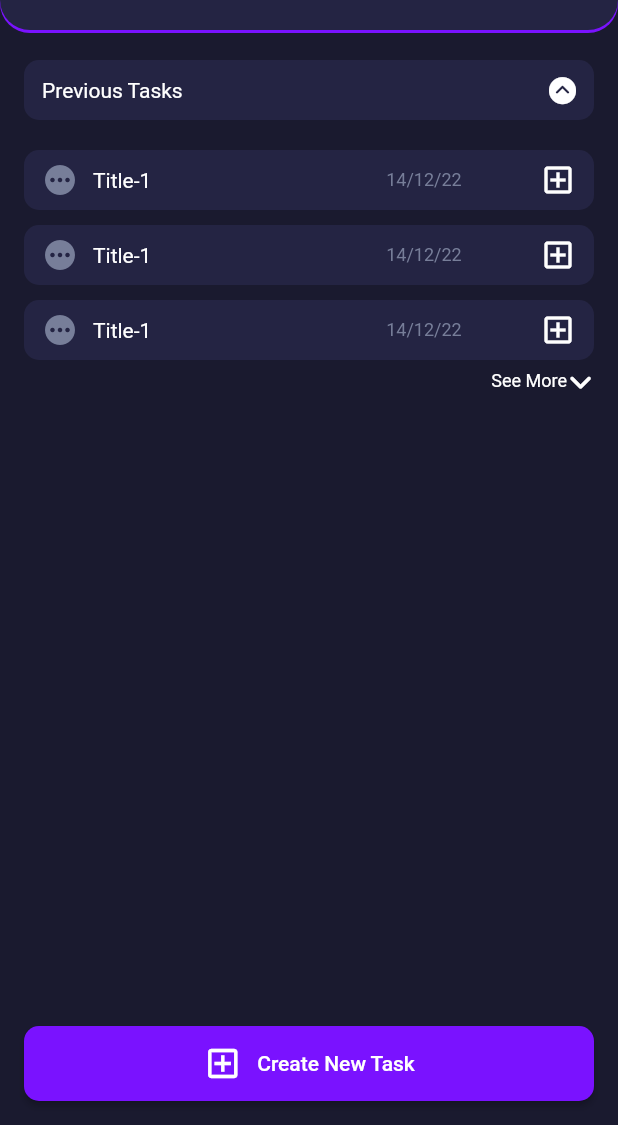
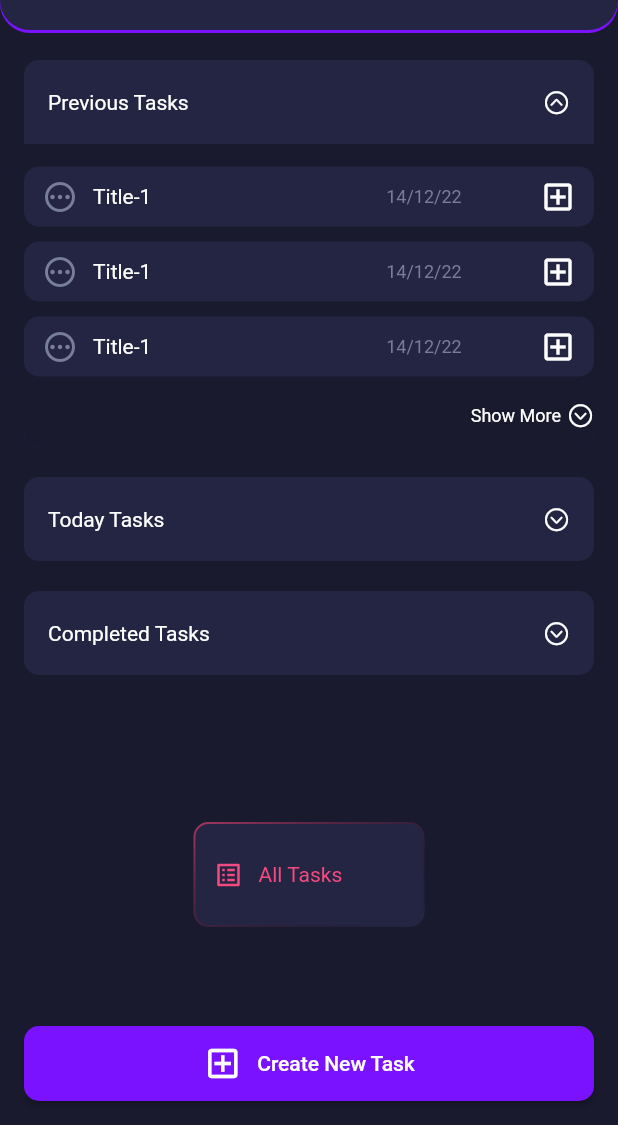
Before and after one commit to KarimHesham23/To-Do-List-Project, a Flutter app: the TasksView screen opened directly, after a tap on "Previous Tasks", on a phone screen of 412 x 824 dp, the part 111-1236 px from its top. Run offline on Flutter 3.47's test engine with Material 2 defaults, Android fonts, the phone set to English and light mode, and no system bars; our stand-ins replace animated_text_kit, flutter_bloc, font_awesome_flutter, get_it, go_router, google_fonts and 3 more; accounts and stored records are empty.

Commit message:
create expansiontile and category item

```diff
--- /dev/null
+++ b/to_do_list_app/lib/features/tasks/presentation/views/widgets/category_item.dart
@@ -0,0 +1,51 @@
+import 'package:flutter/material.dart';
+import 'package:gradient_borders/box_borders/gradient_box_border.dart';
+import 'package:to_do_list_app/constants.dart';
+import 'package:to_do_list_app/core/utils/styles.dart';
+
+class CategoryItem extends StatelessWidget {
+  const CategoryItem({super.key});
+
+  @override
+  Widget build(BuildContext context) {
+    return Container(
+      padding: const EdgeInsets.only(left: 12),
+      height: 70,
+      width: 154,
+      decoration: BoxDecoration(
+        color: kSecondaryColor,
+        borderRadius: BorderRadius.circular(10),
+        border: const GradientBoxBorder(
+          gradient: LinearGradient(
+            begin: Alignment(-1, -2), // Start from top-left corner
+            end: Alignment(0, 2),
+            colors: [
+              Color(0xffF44A7F),
+              Colors.transparent,
+            ],
+          ),
+          width: 1.3,
+        ),
+      ),
+      child: Row(
+        mainAxisSize: MainAxisSize.min,
+        children: [
+          const Icon(
+            Icons.list_alt_outlined,
+            size: 20,
+            color: Color(0xffF44A7F),
+          ),
+          const SizedBox(
+            width: 10,
+          ),
+          Text(
+            "All Tasks",
+            style: Styles.styleText14.copyWith(
+              color: const Color(0xffF44A7F),
+            ),
+          ),
+        ],
+      ),
+    );
+  }
+}
--- a/to_do_list_app/lib/features/tasks/presentation/views/widgets/task_view_body.dart
+++ b/to_do_list_app/lib/features/tasks/presentation/views/widgets/task_view_body.dart
@@ -1,7 +1,8 @@
 import 'package:flutter/material.dart';
 import 'package:to_do_list_app/core/widgets/custom_app_bar.dart';
+import 'package:to_do_list_app/features/tasks/presentation/views/widgets/category_item.dart';
 import 'package:to_do_list_app/features/tasks/presentation/views/widgets/new_task_button.dart';
-import 'package:to_do_list_app/features/tasks/presentation/views/widgets/tasks_drop_down.dart';
+import 'package:to_do_list_app/features/tasks/presentation/views/widgets/tasks_tile.dart';
 
 class TaskViewBody extends StatelessWidget {
   const TaskViewBody({super.key});
@@ -16,12 +17,30 @@ class TaskViewBody extends StatelessWidget {
         ),
         Expanded(
           child: ListView(
+            padding: EdgeInsets.zero,
             physics: const BouncingScrollPhysics(),
-            padding: EdgeInsets.zero,
             children: const [
-              TasksDropDown(),
+              TasksTile(
+                titleTasks: "Previous Tasks",
+              ),
+              SizedBox(
+                height: 20,
+              ),
+              TasksTile(
+                titleTasks: "Today Tasks",
+              ),
+              SizedBox(
+                height: 20,
+              ),
+              TasksTile(
+                titleTasks: "Completed Tasks",
+              ),
             ],
           ),
+        ),
+        const CategoryItem(),
+        const SizedBox(
+          height: 50,
         ),
         const NewTaskButton()
       ],
--- a/to_do_list_app/lib/features/tasks/presentation/views/widgets/tasks_drop_down.dart
+++ /dev/null
@@ -1,154 +0,0 @@
-import 'package:flutter/material.dart';
-import 'package:font_awesome_flutter/font_awesome_flutter.dart';
-import 'package:to_do_list_app/constants.dart';
-import 'package:to_do_list_app/core/utils/styles.dart';
-import 'package:to_do_list_app/features/tasks/presentation/views/widgets/tasks_item.dart';
-
-class TasksDropDown extends StatefulWidget {
-  const TasksDropDown({super.key});
-
-  @override
-  State<TasksDropDown> createState() => _TasksDropDownState();
-}
-
-class _TasksDropDownState extends State<TasksDropDown> {
-  IconData iconBox = FontAwesomeIcons.circleChevronDown;
-  IconData iconWord = FontAwesomeIcons.angleDown;
-  String seeMore = "See More";
-  int itemsNumber = 0;
-  @override
-  Widget build(BuildContext context) {
-    return Padding(
-      padding: const EdgeInsets.symmetric(horizontal: 16),
-      child: Column(
-        crossAxisAlignment: CrossAxisAlignment.end,
-        children: [
-          GestureDetector(
-            onTap: () {
-              if (iconBox == FontAwesomeIcons.circleChevronDown) {
-                iconBox = FontAwesomeIcons.circleChevronUp;
-                seeMore = "See More";
-                itemsNumber = 3;
-                setState(() {});
-              } else {
-                iconBox = FontAwesomeIcons.circleChevronDown;
-                itemsNumber = 0;
-                setState(() {});
-              }
-            },
-            child: Container(
-              padding: const EdgeInsets.symmetric(horizontal: 12),
-              height: 40,
-              decoration: BoxDecoration(
-                borderRadius: BorderRadius.circular(10),
-                color: kSecondaryColor,
-              ),
-              child: Row(
-                crossAxisAlignment: CrossAxisAlignment.center,
-                children: [
-                  Text(
-                    "Previous Tasks",
-                    style: Styles.styleText14,
-                  ),
-                  const Spacer(),
-                  Icon(
-                    iconBox,
-                    size: 18,
-                  )
-                ],
-              ),
-            ),
-          ),
-          const SizedBox(
-            height: 15,
-          ),
-          ListView.builder(
-            physics: const NeverScrollableScrollPhysics(),
-            shrinkWrap: true,
-            padding: EdgeInsets.zero,
-            itemCount: itemsNumber,
-            itemBuilder: (context, index) {
-              return const TasksItem();
-            },
-          ),
-          itemsNumber != 0
-              ? GestureDetector(
-                  onTap: () {
-                    if (seeMore == "See More") {
-                      seeMore = "See Less";
-                      itemsNumber = 10;
-                      iconWord = FontAwesomeIcons.angleUp;
-
-                      setState(() {});
-                    } else {
-                      seeMore = "See More";
-                      iconWord = FontAwesomeIcons.angleDown;
-                      itemsNumber = 3;
-                      setState(() {});
-                    }
-                  },
-                  child: Row(
-                    mainAxisSize: MainAxisSize.min,
-                    children: [
-                      Text(
-                        seeMore,
-                        style: Styles.styleText12.copyWith(
-                          color: Colors.white,
-                        ),
-                      ),
-                      Icon(
-                        iconWord,
-                        size: 18,
-                      ),
-                    ],
-                  ))
-              : const SizedBox()
-        ],
-      ),
-    );
-  }
-}
-
-// class TasksDropDownfiled extends StatelessWidget {
-//   const TasksDropDownfiled({super.key});
-
-//   @override
-//   Widget build(BuildContext context) {
-//     return GestureDetector(
-//       onTap: () {
-//         if (iconBox == FontAwesomeIcons.circleChevronDown) {
-//           iconBox = FontAwesomeIcons.circleChevronUp;
-//           seeMore = "See More";
-//           itemsNumber = 3;
-//           setState(() {});
-//         } else {
-//           iconBox = FontAwesomeIcons.circleChevronDown;
-//           itemsNumber = 0;
-//           setState(() {});
-//         }
-//       },
-//       child: Container(
-//         padding: const EdgeInsets.symmetric(horizontal: 12),
-//         height: 40,
-//         decoration: BoxDecoration(
-//           borderRadius: BorderRadius.circular(10),
-//           color: kSecondaryColor,
-//         ),
-//         child: Row(
-//           crossAxisAlignment: CrossAxisAlignment.center,
-//           children: [
-//             Text(
-//               "Previous Tasks",
-//               style: Styles.styleText14,
-//             ),
-//             const Spacer(),
-//             Icon(
-//               iconBox,
-//               size: 18,
-//             )
-//           ],
-//         ),
-//       ),
-//     );
-//   }
-// }
--- a/to_do_list_app/lib/features/tasks/presentation/views/widgets/tasks_item.dart
+++ b/to_do_list_app/lib/features/tasks/presentation/views/widgets/tasks_item.dart
@@ -7,7 +7,8 @@ class TasksItem extends StatelessWidget {
 
   @override
   Widget build(BuildContext context) {
-    return Padding(
+    return Container(
+      color: kPrimaryColor,
       padding: const EdgeInsets.symmetric(vertical: 5),
       child: Container(
         padding: const EdgeInsets.symmetric(horizontal: 12),
@@ -19,7 +20,7 @@ class TasksItem extends StatelessWidget {
         child: Row(
           children: [
             const Icon(
-              Icons.pending,
+              Icons.pending_outlined,
               color: Color(
                 0xff777E99,
               ),
--- /dev/null
+++ b/to_do_list_app/lib/features/tasks/presentation/views/widgets/tasks_tile.dart
@@ -0,0 +1,104 @@
+import 'package:flutter/cupertino.dart';
+import 'package:flutter/material.dart';
+import 'package:to_do_list_app/constants.dart';
+import 'package:to_do_list_app/core/utils/styles.dart';
+import 'package:to_do_list_app/features/tasks/presentation/views/widgets/tasks_item.dart';
+
+class TasksTile extends StatefulWidget {
+  const TasksTile({super.key, required this.titleTasks});
+  final String titleTasks;
+
+  @override
+  State<TasksTile> createState() => _TasksTileState();
+}
+
+class _TasksTileState extends State<TasksTile> {
+  bool expanded = false;
+  bool expandedText = false;
+
+  @override
+  Widget build(BuildContext context) {
+    return Padding(
+      padding: const EdgeInsets.symmetric(horizontal: 16),
+      child: ExpansionTile(
+        childrenPadding: EdgeInsets.zero,
+        title: Text(
+          widget.titleTasks,
+          style: Styles.styleText14,
+        ),
+        trailing: Icon(
+          expanded
+              ? CupertinoIcons.chevron_up_circle
+              : CupertinoIcons.chevron_down_circle,
+          size: 18,
+        ),
+        onExpansionChanged: (value) {
+          setState(() {
+            expanded = value;
+            expandedText = false;
+          });
+        },
+        backgroundColor: kSecondaryColor,
+        collapsedBackgroundColor: kSecondaryColor,
+        shape: RoundedRectangleBorder(
+          borderRadius: BorderRadius.circular(10),
+        ),
+        collapsedShape: RoundedRectangleBorder(
+          borderRadius: BorderRadius.circular(10),
+        ),
+        iconColor: Colors.white,
+        collapsedIconColor: Colors.white,
+        textColor: Colors.white,
+        children: childrenWidgets,
+      ),
+    );
+  }
+
+  List<Widget> get childrenWidgets {
+    return [
+      Container(
+        height: 10,
+        color: kPrimaryColor,
+      ),
+      for (var i = 0; i < (expandedText ? 10 : 3); i++) const TasksItem(),
+      if (10 > 3)
+        Container(
+          color: kPrimaryColor,
+          padding: const EdgeInsets.symmetric(vertical: 12),
+          child: Row(
+            mainAxisAlignment: MainAxisAlignment.end,
+            children: [
+              GestureDetector(
+                onTap: () {
+                  setState(() {
+                    expandedText = !expandedText;
+                  });
+                },
+                child: Row(
+                  mainAxisSize: MainAxisSize.min,
+                  children: [
+                    Text(
+                      expandedText ? 'Show Less' : 'Show More',
+                      style: Styles.styleText12.copyWith(
+                        color: Colors.white,
+                      ),
+                    ),
+                    const SizedBox(
+                      width: 4,
+                    ),
+                    Icon(
+                      expandedText
+                          ? CupertinoIcons.chevron_up_circle
+                          : CupertinoIcons.chevron_down_circle,
+                      color: Colors.white,
+                      size: 18,
+                    )
+                  ],
+                ),
+              ),
+            ],
+          ),
+        ),
+    ];
+  }
+}
--- a/to_do_list_app/pubspec.yaml
+++ b/to_do_list_app/pubspec.yaml
@@ -40,6 +40,7 @@ dependencies:
   google_fonts: ^6.1.0
   rive: ^0.11.17
   shared_preferences: ^2.2.1
+  gradient_borders: ^1.0.0
 
 dev_dependencies:
   flutter_lints: ^2.0.0
```
Also changed, not shown: to_do_list_app/pubspec.lock.
